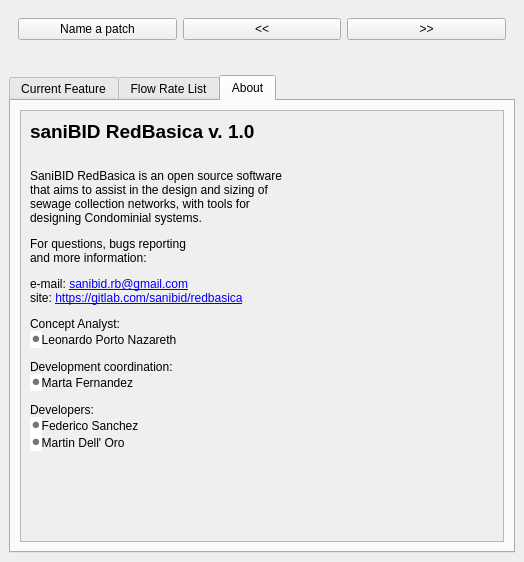
Qt form base/resources/ui_segment_dock.ui (EL-BID/red_basica) before a commit.
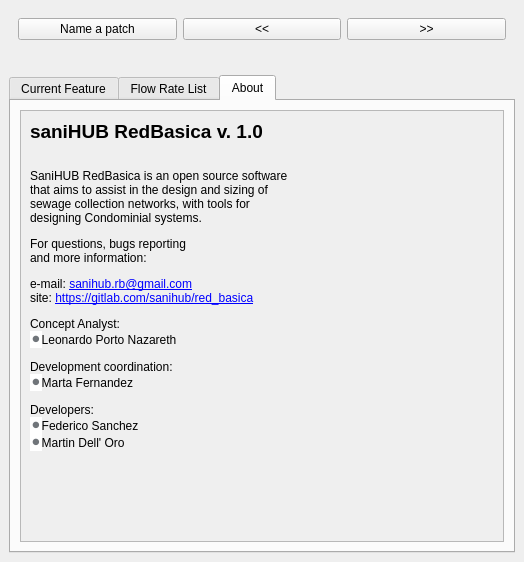
The same form after that commit. The open tabs and pages were chosen to show the change.

Commit message: changing sanibid to sanihub

The edit to the form file:
```diff
--- a/base/resources/ui_segment_dock.ui
+++ b/base/resources/ui_segment_dock.ui
@@ -193,7 +193,7 @@
              <x>0</x>
              <y>0</y>
              <width>468</width>
-             <height>434</height>
+             <height>410</height>
             </rect>
            </property>
            <property name="minimumSize">
@@ -209,7 +209,7 @@
                <bool>true</bool>
               </property>
               <property name="text">
-               <string>&lt;html&gt;&lt;head/&gt;&lt;body&gt;&lt;p&gt;&lt;span style=&quot; font-size:14pt; font-weight:600;&quot;&gt;saniBID RedBasica v. 1.0&lt;/span&gt;&lt;/p&gt;&lt;p align=&quot;justify&quot;&gt;&lt;br/&gt;SaniBID RedBasica is an open source software&lt;br/&gt;that aims to assist in the design and sizing of&lt;br/&gt;sewage collection networks, with tools for&lt;br/&gt;designing Condominial systems.&lt;/p&gt;&lt;p&gt;For questions, bugs reporting&lt;br/&gt;and more information:&lt;/p&gt;&lt;p&gt;e-mail: &lt;a href=&quot;mailto:sanibid.rb@gmail.com&quot;&gt;&lt;span style=&quot; text-decoration: underline; color:#0000ff;&quot;&gt;sanibid.rb@gmail.com&lt;br/&gt;&lt;/span&gt;&lt;/a&gt;site: &lt;a href=&quot;https://gitlab.com/sanibid/redbasica&quot;&gt;&lt;span style=&quot; text-decoration: underline; color:#0000ff;&quot;&gt;https://gitlab.com/sanibid/redbasica&lt;/span&gt;&lt;/a&gt;&lt;/p&gt;&lt;p&gt;Concept Analyst:&lt;br/&gt;&lt;span style=&quot; font-family:'arial,sans-serif'; font-size:14px; color:#70757a; background-color:#ffffff;&quot;&gt;⚫&lt;/span&gt;Leonardo Porto Nazareth&lt;/p&gt;&lt;p&gt;Development coordination:&lt;br/&gt;&lt;span style=&quot; font-family:'arial,sans-serif'; font-size:14px; color:#70757a; background-color:#ffffff;&quot;&gt;⚫&lt;/span&gt;Marta Fernandez&lt;/p&gt;&lt;p&gt;Developers: &lt;br/&gt;&lt;span style=&quot; font-family:'arial,sans-serif'; font-size:14px; color:#70757a; background-color:#ffffff;&quot;&gt;⚫&lt;/span&gt;Federico Sanchez&lt;br/&gt;&lt;span style=&quot; font-family:'arial,sans-serif'; font-size:14px; color:#70757a; background-color:#ffffff;&quot;&gt;⚫&lt;/span&gt;Martin Dell' Oro&lt;/p&gt;&lt;p align=&quot;justify&quot;&gt;&lt;br/&gt;&lt;/p&gt;&lt;/body&gt;&lt;/html&gt;</string>
+               <string>&lt;html&gt;&lt;head/&gt;&lt;body&gt;&lt;p&gt;&lt;span style=&quot; font-size:14pt; font-weight:600;&quot;&gt;saniHUB RedBasica v. 1.0&lt;/span&gt;&lt;/p&gt;&lt;p align=&quot;justify&quot;&gt;&lt;br/&gt;SaniHUB RedBasica is an open source software&lt;br/&gt;that aims to assist in the design and sizing of&lt;br/&gt;sewage collection networks, with tools for&lt;br/&gt;designing Condominial systems.&lt;/p&gt;&lt;p&gt;For questions, bugs reporting&lt;br/&gt;and more information:&lt;/p&gt;&lt;p&gt;e-mail: &lt;a href=&quot;mailto:sanihub.rb@gmail.com&quot;&gt;&lt;span style=&quot; text-decoration: underline; color:#0000ff;&quot;&gt;sanihub.rb@gmail.com&lt;br/&gt;&lt;/span&gt;&lt;/a&gt;site: &lt;a href=&quot;https://gitlab.com/sanihub/red_basica&quot;&gt;&lt;span style=&quot; text-decoration: underline; color:#0000ff;&quot;&gt;https://gitlab.com/sanihub/red_basica&lt;/span&gt;&lt;/a&gt;&lt;/p&gt;&lt;p&gt;Concept Analyst:&lt;br/&gt;&lt;span style=&quot; font-family:'arial,sans-serif'; font-size:14px; color:#70757a; background-color:#ffffff;&quot;&gt;⚫&lt;/span&gt;Leonardo Porto Nazareth&lt;/p&gt;&lt;p&gt;Development coordination:&lt;br/&gt;&lt;span style=&quot; font-family:'arial,sans-serif'; font-size:14px; color:#70757a; background-color:#ffffff;&quot;&gt;⚫&lt;/span&gt;Marta Fernandez&lt;/p&gt;&lt;p&gt;Developers: &lt;br/&gt;&lt;span style=&quot; font-family:'arial,sans-serif'; font-size:14px; color:#70757a; background-color:#ffffff;&quot;&gt;⚫&lt;/span&gt;Federico Sanchez&lt;br/&gt;&lt;span style=&quot; font-family:'arial,sans-serif'; font-size:14px; color:#70757a; background-color:#ffffff;&quot;&gt;⚫&lt;/span&gt;Martin Dell' Oro&lt;/p&gt;&lt;p align=&quot;justify&quot;&gt;&lt;br/&gt;&lt;/p&gt;&lt;/body&gt;&lt;/html&gt;</string>
               </property>
               <property name="scaledContents">
                <bool>false</bool>
```
Left out of the diff: 6 changed lines with no effect on the pictures. The commit also changes 31 other files.
